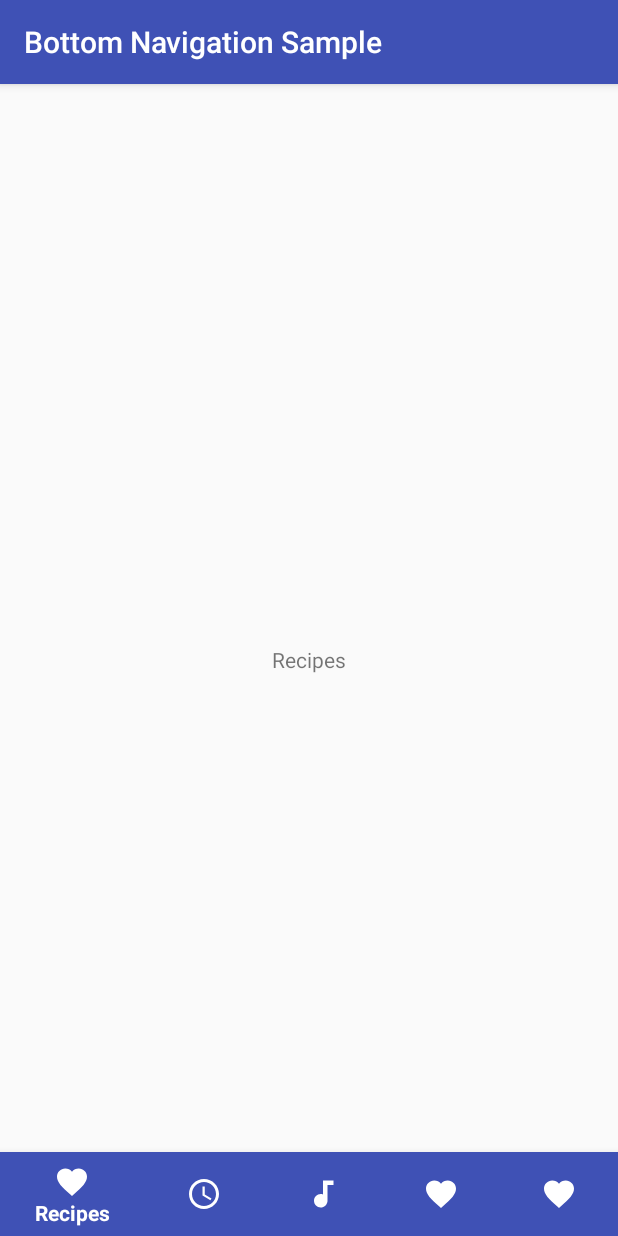
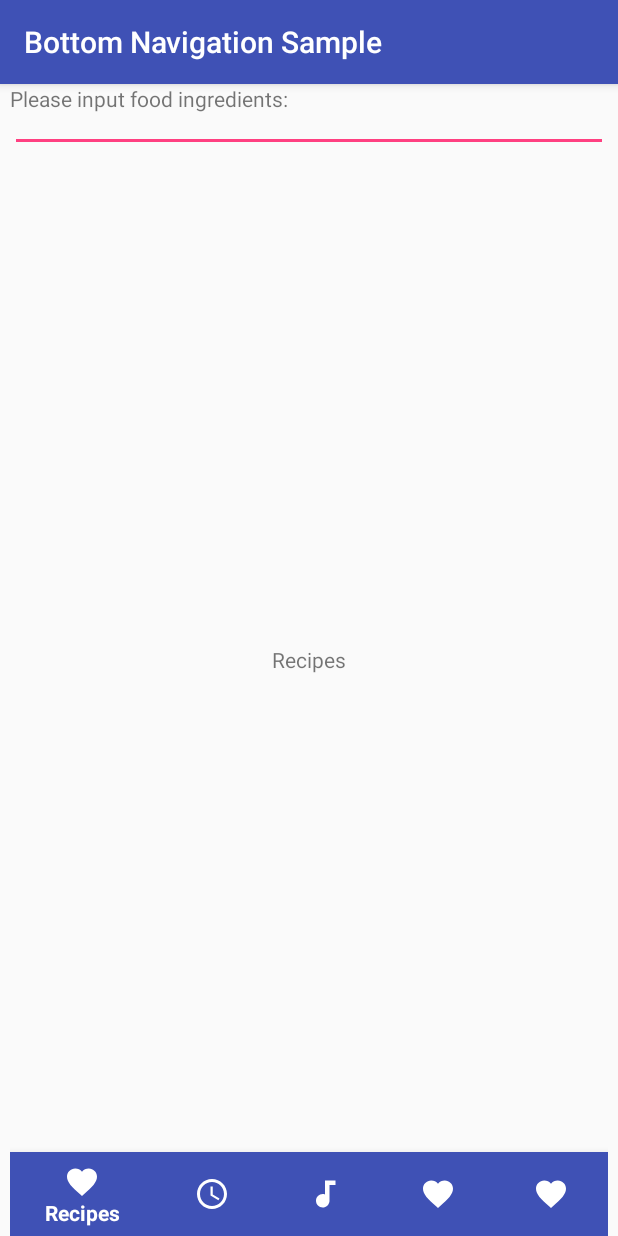
Before and after one commit to NinjaDoggy/Cooking, an Android app: the screen it shows after launch (MainActivity), on a phone screen of 412 x 824 dp. Run offline under Robolectric (Android 15) with nearby library versions, the phone set to English and light mode, and no system bars.

```diff
--- a/app/src/main/java/com/example/ninja/cooking/MainActivity.java
+++ b/app/src/main/java/com/example/ninja/cooking/MainActivity.java
@@ -6,6 +6,7 @@ import android.support.design.widget.BottomNavigationView;
 import android.support.v7.app.AppCompatActivity;
 import android.view.MenuItem;
 import android.view.View;
+import android.widget.EditText;
 import android.widget.TextView;
 
 public class MainActivity extends AppCompatActivity {
@@ -15,6 +16,7 @@ public class MainActivity extends AppCompatActivity {
     private TextView textInput;
     private TextView textCreate;
     private TextView textFavorites;
+    private EditText ingredientField;
 
     @Override
     protected void onCreate(Bundle savedInstanceState) {
@@ -26,6 +28,7 @@ public class MainActivity extends AppCompatActivity {
         textInput = (TextView) findViewById(R.id.text_input);
         textCreate = (TextView) findViewById(R.id.text_create);
         textFavorites = (TextView) findViewById(R.id.text_favorites);
+//        ingredientField = (EditText) findViewById(R.id.)
 
         BottomNavigationView bottomNavigationView = (BottomNavigationView)
                 findViewById(R.id.bottom_navigation);
@@ -41,6 +44,7 @@ public class MainActivity extends AppCompatActivity {
                                 textInput.setVisibility(View.GONE);
                                 textCreate.setVisibility(View.GONE);
                                 textFavorites.setVisibility(View.GONE);
+
                                 break;
                             case R.id.action_searchDatabase:
                                 textRecipes.setVisibility(View.GONE);
--- a/app/src/main/res/layout/activity_main.xml
+++ b/app/src/main/res/layout/activity_main.xml
@@ -2,7 +2,19 @@
 <RelativeLayout xmlns:android="http://schemas.android.com/apk/res/android"
     xmlns:app="http://schemas.android.com/apk/res-auto"
     android:layout_width="match_parent"
-    android:layout_height="match_parent">
+    android:layout_height="match_parent"
+    android:paddingLeft="10px"
+    android:paddingRight="10px">
+
+    <TextView
+        android:layout_width="wrap_content"
+        android:layout_height="wrap_content"
+        android:text="Please input food ingredients:"/>
+    <EditText
+        android:id="@+id/plain_text_input"
+        android:layout_height="wrap_content"
+        android:layout_width="match_parent"
+        android:inputType="text"/>
 
     <TextView
         android:id="@+id/text_recipes"
```
